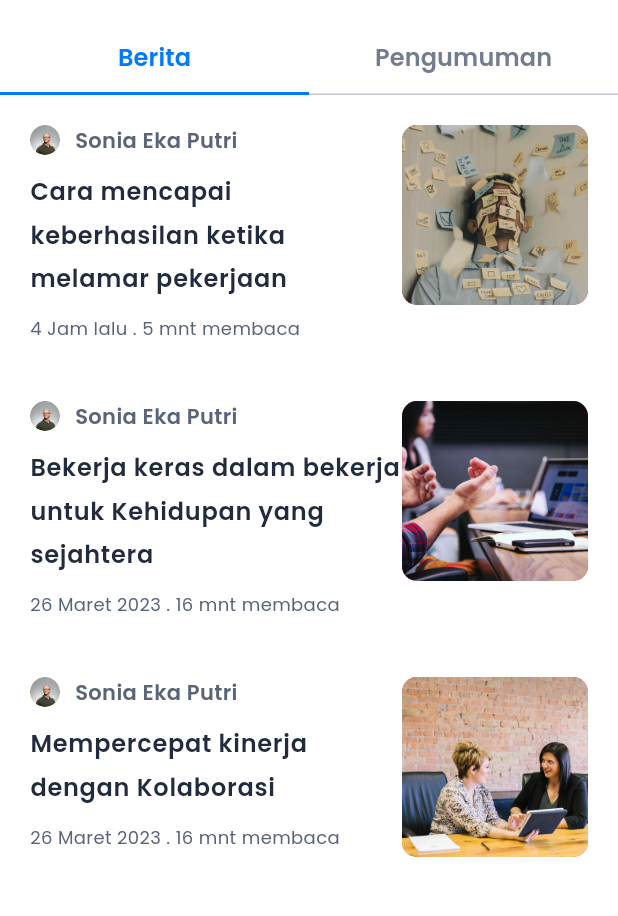
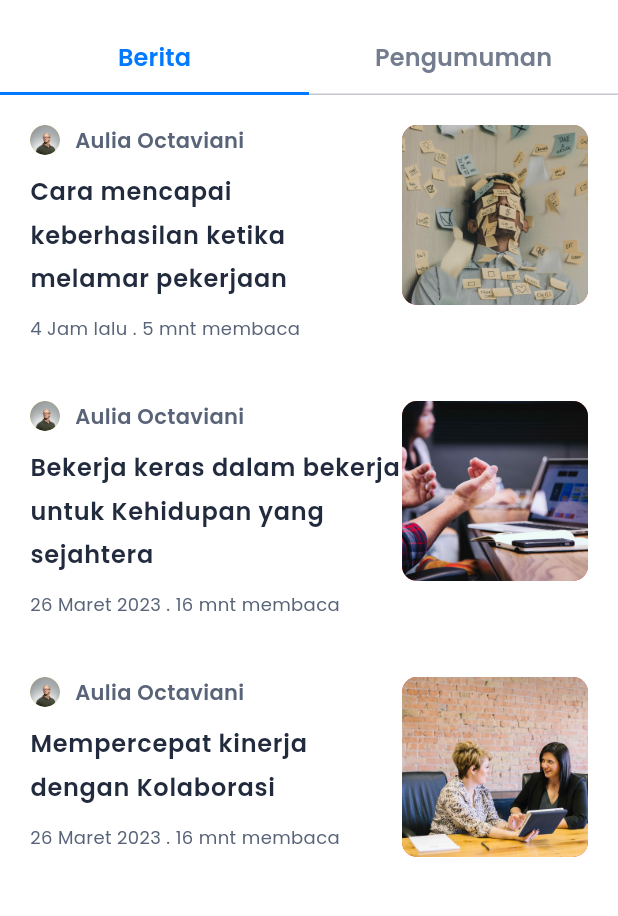
Before and after one commit to fleetimee/mudora-the-sword-oracle, a Flutter app: the NewsAnnouncementPage screen opened directly, on a phone screen of 412 x 824 dp, the part 61-977 px from its top. Run offline on Flutter 3.47's test engine with Material 2 defaults, Android fonts, the phone set to English and light mode, and no system bars; our stand-ins replace awesome_dialog, dotted_border, flex_color_scheme, flutter_form_builder, form_builder_validators, google_fonts and 1 more; missing offline and left inert: day_night_time_picker, form_builder_image_picker.

Commit message:
feat: changes

```diff
--- a/lib/common/constant/string_constant.dart
+++ b/lib/common/constant/string_constant.dart
@@ -66,7 +66,7 @@ class StringConstant {
 
   static const String newsTitle = 'Berita';
   static const String moreNews = 'Lihat Semua';
-  static const String newsAuthor = 'Sonia Eka Putri';
+  static const String newsAuthor = 'Aulia Octaviani';
 
   // Berita Pengumuman Page Constant
   static const String newsAnnouncementTitle = 'Berita Pengumuman';
```
